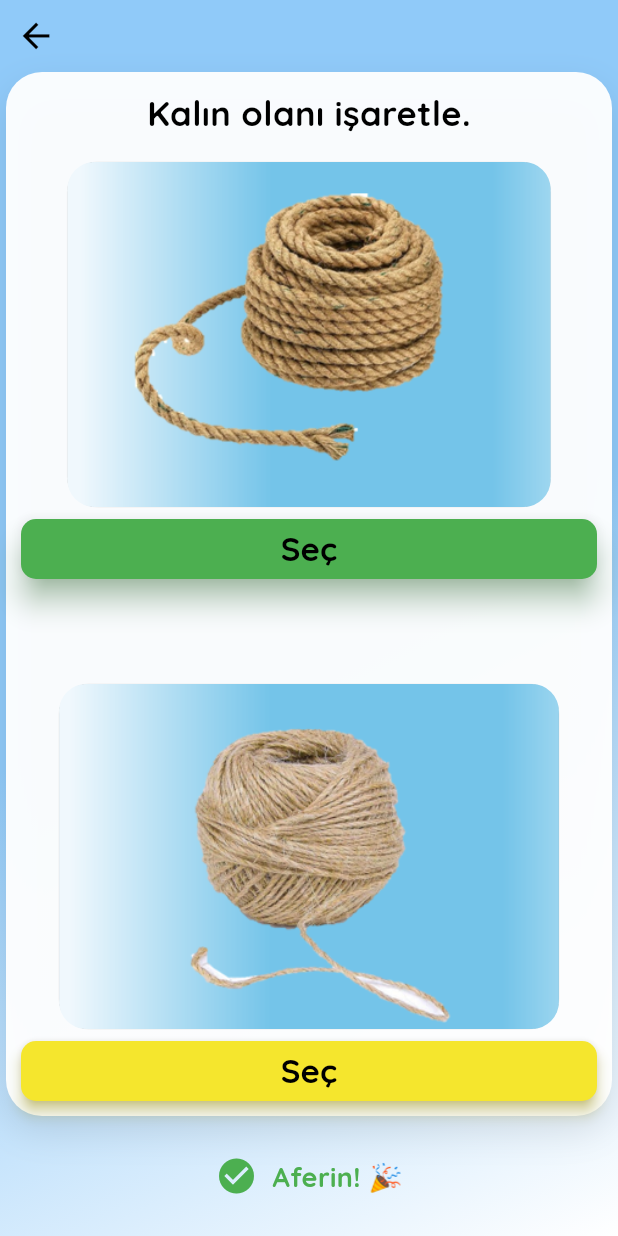
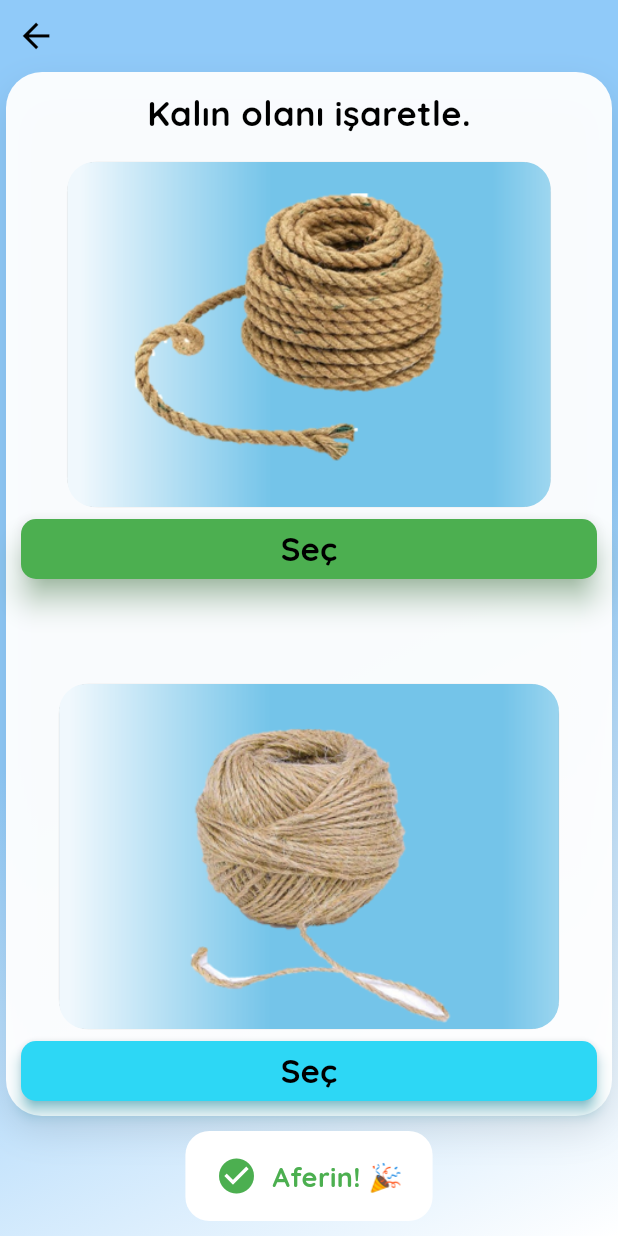
Before and after one commit to fzeynepgoren/Dixlearning, a Flutter app: the KalinInceSoru1 screen opened directly, after a tap on "Seç", on a phone screen of 412 x 824 dp. Run offline on Flutter 3.47's test engine with Material 3 defaults, Android fonts, the phone set to English and light mode, and no system bars; our stand-ins replace audioplayers, fluentui_system_icons, flutter_animate, flutter_switch, google_fonts, shared_preferences; accounts and stored records are empty.

Commit message:
kalinince son

```diff
--- a/lib/karsilastirma_kalin_ince/kalin_ince_asama1/soru1.dart
+++ b/lib/karsilastirma_kalin_ince/kalin_ince_asama1/soru1.dart
@@ -49,14 +49,19 @@ class _KalinInceSoru1State extends State<KalinInceSoru1>
   }
 
   void checkAnswer(bool isInce) {
+    // Soru: 'Kalın olanı işaretle.'
+    // Resim 1 ince (isInce = true), Resim 2 kalın (isInce = false).
+    // Doğru cevap kalın olan, yani isInce = false olan butondur.
+    final bool correctAnswer = !isInce;
+
     setState(() {
       selectedAnswer = isInce;
-      isCorrect = isInce;
+      isCorrect = correctAnswer;
       showFeedback = true;
     });
     _feedbackController.forward(from: 0);
 
-    if (isInce) {
+    if (isCorrect) {
       Future.delayed(const Duration(seconds: 2), () {
         if (mounted) {
           Navigator.of(context).pushReplacement(
@@ -129,7 +134,7 @@ class _KalinInceSoru1State extends State<KalinInceSoru1>
                     position: _slideAnimation,
                     child: Container(
                       margin: const EdgeInsets.fromLTRB(
-                          4, 0, 4, 0), // Sağdan ve soldan daha geniş
+                          4, 0, 4, 0),
                       padding: const EdgeInsets.all(10),
                       decoration: BoxDecoration(
                         color: Colors.white.withOpacity(0.95),
@@ -186,28 +191,28 @@ class _KalinInceSoru1State extends State<KalinInceSoru1>
 
                           const SizedBox(height: 8),
 
-                          // First Button
+                          // First Button - İnce çizgiye ait (isInce = true)
                           SizedBox(
                             width: double.infinity,
                             height: 40,
                             child: ElevatedButton(
-                              onPressed: () => checkAnswer(true),
+                              onPressed: () => checkAnswer(false),
                               style: ElevatedButton.styleFrom(
-                                backgroundColor: selectedAnswer == true
-                                    ? (isCorrect
-                                        ? Colors.green.shade500
-                                        : Colors.red.shade500)
-                                    : const Color(0xfff5e62d),
+                                backgroundColor: selectedAnswer == false
+                                    ? (!isCorrect
+                                    ? Colors.red.shade500
+                                    : Colors.green.shade500)
+                                    : const Color(0xff2dd7f5),
                                 foregroundColor: Colors.white,
                                 shape: RoundedRectangleBorder(
                                   borderRadius: BorderRadius.circular(10),
                                 ),
-                                elevation: selectedAnswer == true ? 8 : 4,
-                                shadowColor: selectedAnswer == true
-                                    ? (isCorrect
-                                        ? Colors.green.shade300
-                                        : Colors.red.shade300)
-                                    : const Color(0xfff5e62d),
+                                elevation: selectedAnswer == false ? 8 : 4,
+                                shadowColor: selectedAnswer == false
+                                    ? (!isCorrect
+                                    ? Colors.red.shade300
+                                    : Colors.green.shade300)
+                                    : const Color(0xff2dd7f5),
                               ),
                               child: const Text(
                                 'Seç',
@@ -245,28 +250,28 @@ class _KalinInceSoru1State extends State<KalinInceSoru1>
 
                           const SizedBox(height: 8),
 
-                          // Second Button
+                          // Second Button - Kalın çizgiye ait (isInce = false) - Bu doğru cevaptır.
                           SizedBox(
                             width: double.infinity,
                             height: 40,
                             child: ElevatedButton(
-                              onPressed: () => checkAnswer(false),
+                              onPressed: () => checkAnswer(true),
                               style: ElevatedButton.styleFrom(
-                                backgroundColor: selectedAnswer == false
+                                backgroundColor: selectedAnswer == true
                                     ? (isCorrect
                                     ? Colors.green.shade500
                                     : Colors.red.shade500)
-                                    : const Color(0xfff5e62d),
+                                    : const Color(0xff2dd7f5),
                                 foregroundColor: Colors.white,
                                 shape: RoundedRectangleBorder(
                                   borderRadius: BorderRadius.circular(10),
                                 ),
-                                elevation: selectedAnswer == false ? 8 : 4,
-                                shadowColor: selectedAnswer == false
+                                elevation: selectedAnswer == true ? 8 : 4,
+                                shadowColor: selectedAnswer == true
                                     ? (isCorrect
                                     ? Colors.green.shade300
                                     : Colors.red.shade300)
-                                    : const Color(0xfff5e62d),
+                                    : const Color(0xff2dd7f5),
                               ),
                               child: const Text(
                                 'Seç',
@@ -298,10 +303,13 @@ class _KalinInceSoru1State extends State<KalinInceSoru1>
                     child: Container(
                       padding: const EdgeInsets.symmetric(
                           vertical: 10, horizontal: 20),
+                      // === GERİBİLDİRİM: ÇERÇEVE VE GÖLGE KALDIRILDI ===
                       decoration: BoxDecoration(
-                              color: Colors.transparent,
+                        color: Colors.white, // Arka plan rengi
                         borderRadius: BorderRadius.circular(16),
+                        // Border ve BoxShadow tamamen kaldırıldı.
                       ),
+                      // =================================================
                       child: Row(
                         mainAxisSize: MainAxisSize.min,
                         mainAxisAlignment: MainAxisAlignment.center,
```
Also changed, not shown: lib/karsilastirma_kalin_ince/kalin_ince_asama1/soru2.dart (+21 -12 lines), lib/karsilastirma_kalin_ince/kalin_ince_asama1/soru3.dart (+21 -15 lines), lib/karsilastirma_kalin_ince/kalin_ince_asama1/soru4.dart (+21 -15 lines), lib/karsilastirma_kalin_ince/kalin_ince_asama1/soru5.dart (+22 -15 lines), lib/karsilastirma_kalin_ince/kalin_ince_asama1/soru6.dart (+29 -23 lines), lib/karsilastirma_kalin_ince/kalin_ince_asama1/soru7.dart (+22 -18 lines), lib/karsilastirma_kalin_ince/kalin_ince_asama1/soru8.dart (+22 -18 lines), lib/karsilastirma_kalin_ince/kalin_ince_asama1/soru9.dart (+23 -18 lines). Lines whose indentation alone changed are shown as unchanged.
